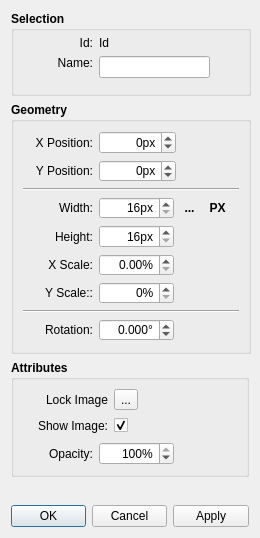
Before: the Qt Designer form src/libs/tools/image_dialog.ui in FashionFreedom/Seamly2D, drawn with Qt 5.
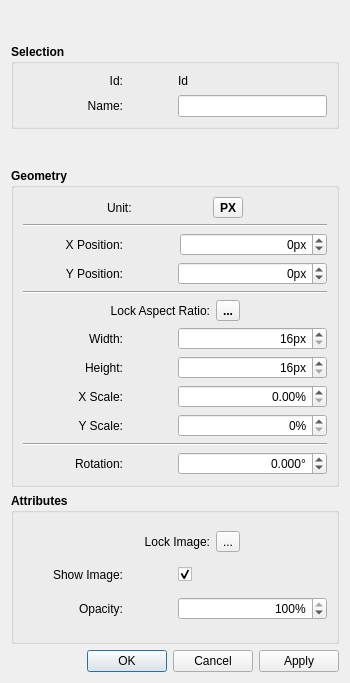
After: the same form once the commit is applied. Icons and pictures are not drawn.

Commit message: fix: new design for the image properties dialog

```diff
--- a/src/libs/tools/image_dialog.ui
+++ b/src/libs/tools/image_dialog.ui
@@ -2,18 +2,27 @@
 <ui version="4.0">
  <class>ImageDialog</class>
  <widget class="QDialog" name="ImageDialog">
+  <property name="enabled">
+   <bool>true</bool>
+  </property>
   <property name="geometry">
    <rect>
     <x>0</x>
     <y>0</y>
-    <width>260</width>
-    <height>538</height>
+    <width>350</width>
+    <height>683</height>
    </rect>
   </property>
   <property name="minimumSize">
    <size>
-    <width>260</width>
-    <height>0</height>
+    <width>350</width>
+    <height>683</height>
+   </size>
+  </property>
+  <property name="maximumSize">
+   <size>
+    <width>350</width>
+    <height>683</height>
    </size>
   </property>
   <property name="windowTitle">
@@ -23,8 +32,11 @@
    <iconset resource="../vmisc/share/resources/theme.qrc">
     <normaloff>:/icons/win.icon.theme/16x16/actions/preferences-other.png</normaloff>:/icons/win.icon.theme/16x16/actions/preferences-other.png</iconset>
   </property>
+  <property name="sizeGripEnabled">
+   <bool>false</bool>
+  </property>
   <layout class="QVBoxLayout" name="verticalLayout_3">
-   <item>
+   <item alignment="Qt::AlignVCenter">
     <widget class="QGroupBox" name="selection_GroupBox">
      <property name="sizePolicy">
       <sizepolicy hsizetype="Preferred" vsizetype="Preferred">
@@ -34,7 +46,7 @@
      </property>
      <property name="minimumSize">
       <size>
-       <width>240</width>
+       <width>328</width>
        <height>85</height>
       </size>
      </property>
@@ -52,21 +64,14 @@
      <property name="title">
       <string>Selection</string>
      </property>
-     <widget class="QWidget" name="layoutWidget">
-      <property name="geometry">
-       <rect>
-        <x>12</x>
-        <y>25</y>
-        <width>187</width>
-        <height>55</height>
-       </rect>
-      </property>
-      <layout class="QFormLayout" name="formLayout">
-       <item row="0" column="0">
+     <layout class="QVBoxLayout" name="verticalLayout_4">
+      <item>
+       <layout class="QHBoxLayout" name="horizontalLayout_17">
+        <item alignment="Qt::AlignLeft">
         <widget class="QLabel" name="id_Label">
          <property name="minimumSize">
           <size>
-           <width>70</width>
+            <width>100</width>
            <height>0</height>
           </size>
          </property>
@@ -84,8 +89,14 @@
          </property>
         </widget>
        </item>
-       <item row="0" column="1">
+        <item>
         <widget class="QLabel" name="idText_Label">
+          <property name="minimumSize">
+           <size>
+            <width>100</width>
+            <height>0</height>
+           </size>
+          </property>
          <property name="font">
           <font>
            <pointsize>9</pointsize>
@@ -97,7 +108,11 @@
          </property>
         </widget>
        </item>
-       <item row="1" column="0">
+       </layout>
+      </item>
+      <item>
+       <layout class="QHBoxLayout" name="horizontalLayout_18">
+        <item alignment="Qt::AlignLeft">
         <widget class="QLabel" name="name_Label">
          <property name="sizePolicy">
           <sizepolicy hsizetype="Preferred" vsizetype="Fixed">
@@ -107,7 +122,7 @@
          </property>
          <property name="minimumSize">
           <size>
-           <width>70</width>
+            <width>100</width>
            <height>0</height>
           </size>
          </property>
@@ -131,7 +146,7 @@
          </property>
         </widget>
        </item>
-       <item row="1" column="1">
+        <item>
         <widget class="QLineEdit" name="name_LineEdit">
          <property name="sizePolicy">
           <sizepolicy hsizetype="Preferred" vsizetype="Fixed">
@@ -148,15 +163,22 @@
         </widget>
        </item>
       </layout>
-     </widget>
+      </item>
+     </layout>
     </widget>
    </item>
    <item>
     <widget class="QGroupBox" name="geometry_GroupBox">
      <property name="minimumSize">
       <size>
-       <width>240</width>
-       <height>200</height>
+       <width>0</width>
+       <height>0</height>
+      </size>
+     </property>
+     <property name="maximumSize">
+      <size>
+       <width>16777215</width>
+       <height>16777215</height>
       </size>
      </property>
      <property name="font">
@@ -167,10 +189,115 @@
      <property name="title">
       <string>Geometry</string>
      </property>
-     <layout class="QVBoxLayout" name="verticalLayout">
+     <layout class="QVBoxLayout" name="verticalLayout" stretch="0,0,0,0,0,0,0,0,0,0,0,0">
+      <item>
+       <layout class="QHBoxLayout" name="horizontalLayout_37">
+        <item>
+         <spacer name="horizontalSpacer_3">
+          <property name="orientation">
+           <enum>Qt::Horizontal</enum>
+          </property>
+          <property name="sizeHint" stdset="0">
+           <size>
+            <width>40</width>
+            <height>20</height>
+           </size>
+          </property>
+         </spacer>
+        </item>
+        <item>
+         <widget class="QLabel" name="label_2">
+          <property name="minimumSize">
+           <size>
+            <width>100</width>
+            <height>0</height>
+           </size>
+          </property>
+          <property name="maximumSize">
+           <size>
+            <width>16777215</width>
+            <height>16777215</height>
+           </size>
+          </property>
+          <property name="font">
+           <font>
+            <pointsize>9</pointsize>
+            <bold>false</bold>
+           </font>
+          </property>
+          <property name="text">
+           <string>Unit:</string>
+          </property>
+          <property name="alignment">
+           <set>Qt::AlignLeading|Qt::AlignLeft|Qt::AlignVCenter</set>
+          </property>
+         </widget>
+        </item>
+        <item>
+         <widget class="QToolButton" name="units_ToolButton">
+          <property name="toolTip">
+           <string>Switch between px and pattern units</string>
+          </property>
+          <property name="styleSheet">
+           <string notr="true">QToolButton:checked {
+    background-color: #f0f0f0;
+}
+QToolButton:!checked {
+    background-color: #f0f0f0;
+}
+</string>
+          </property>
+          <property name="text">
+           <string>PX</string>
+          </property>
+          <property name="icon">
+           <iconset resource="../vmisc/share/resources/icon.qrc">
+            <normaloff>:/icon/32x32/units_in_on.png</normaloff>
+            <normalon>:/icon/32x32/units_px_on.png</normalon>
+            <selectedoff>:/icon/32x32/units_in_on.png</selectedoff>
+            <selectedon>:/icon/32x32/units_px_on.png</selectedon>:/icon/32x32/units_in_on.png</iconset>
+          </property>
+          <property name="iconSize">
+           <size>
+            <width>20</width>
+            <height>20</height>
+           </size>
+          </property>
+          <property name="checkable">
+           <bool>false</bool>
+          </property>
+          <property name="checked">
+           <bool>false</bool>
+          </property>
+         </widget>
+        </item>
+        <item>
+         <spacer name="horizontalSpacer_4">
+          <property name="orientation">
+           <enum>Qt::Horizontal</enum>
+          </property>
+          <property name="sizeHint" stdset="0">
+           <size>
+            <width>40</width>
+            <height>20</height>
+           </size>
+          </property>
+         </spacer>
+        </item>
+       </layout>
+      </item>
+      <item>
+       <widget class="Line" name="line_3">
+        <property name="orientation">
+         <enum>Qt::Horizontal</enum>
+        </property>
+       </widget>
+      </item>
       <item>
        <layout class="QHBoxLayout" name="horizontalLayout">
         <item>
+         <layout class="QHBoxLayout" name="horizontalLayout_20">
+          <item alignment="Qt::AlignLeft">
          <widget class="QLabel" name="xPosition_Label">
           <property name="sizePolicy">
            <sizepolicy hsizetype="Preferred" vsizetype="Preferred">
@@ -180,7 +307,7 @@
           </property>
           <property name="minimumSize">
            <size>
-            <width>70</width>
+              <width>100</width>
             <height>0</height>
            </size>
           </property>
@@ -198,6 +325,8 @@
           </property>
          </widget>
         </item>
+         </layout>
+        </item>
         <item>
          <widget class="QDoubleSpinBox" name="xPosition_DoubleSpinBox">
           <property name="minimumSize">
@@ -206,6 +335,12 @@
             <height>0</height>
            </size>
           </property>
+          <property name="maximumSize">
+           <size>
+            <width>147</width>
+            <height>26</height>
+           </size>
+          </property>
           <property name="font">
            <font>
             <bold>false</bold>
@@ -231,37 +366,13 @@
           </property>
          </widget>
         </item>
-        <item>
-         <spacer name="horizontalSpacer">
-          <property name="orientation">
-           <enum>Qt::Horizontal</enum>
-          </property>
-          <property name="sizeHint" stdset="0">
-           <size>
-            <width>13</width>
-            <height>17</height>
-           </size>
-          </property>
-         </spacer>
-        </item>
-        <item>
-         <spacer name="horizontalSpacer_9">
-          <property name="orientation">
-           <enum>Qt::Horizontal</enum>
-          </property>
-          <property name="sizeHint" stdset="0">
-           <size>
-            <width>40</width>
-            <height>20</height>
-           </size>
-          </property>
-         </spacer>
-        </item>
        </layout>
       </item>
       <item>
        <layout class="QHBoxLayout" name="horizontalLayout_2">
         <item>
+         <layout class="QHBoxLayout" name="horizontalLayout_21">
+          <item alignment="Qt::AlignLeft">
          <widget class="QLabel" name="yPosition_Label">
           <property name="sizePolicy">
            <sizepolicy hsizetype="Preferred" vsizetype="Preferred">
@@ -271,7 +382,7 @@
           </property>
           <property name="minimumSize">
            <size>
-            <width>70</width>
+              <width>100</width>
             <height>0</height>
            </size>
           </property>
@@ -289,6 +400,8 @@
           </property>
          </widget>
         </item>
+         </layout>
+        </item>
         <item>
          <widget class="QDoubleSpinBox" name="yPosition_DoubleSpinBox">
           <property name="minimumSize">
@@ -322,32 +435,6 @@
           </property>
          </widget>
         </item>
-        <item>
-         <spacer name="horizontalSpacer_2">
-          <property name="orientation">
-           <enum>Qt::Horizontal</enum>
-          </property>
-          <property name="sizeHint" stdset="0">
-           <size>
-            <width>13</width>
-            <height>17</height>
-           </size>
-          </property>
-         </spacer>
-        </item>
-        <item>
-         <spacer name="horizontalSpacer_10">
-          <property name="orientation">
-           <enum>Qt::Horizontal</enum>
-          </property>
-          <property name="sizeHint" stdset="0">
-           <size>
-            <width>40</width>
-            <height>20</height>
-           </size>
-          </property>
-         </spacer>
-        </item>
        </layout>
       </item>
       <item>
@@ -357,9 +444,106 @@
         </property>
        </widget>
       </item>
+      <item>
+       <layout class="QHBoxLayout" name="horizontalLayout_34">
+        <item>
+         <layout class="QHBoxLayout" name="horizontalLayout_40" stretch="0,0,0,0">
+          <item>
+           <spacer name="horizontalSpacer_5">
+            <property name="orientation">
+             <enum>Qt::Horizontal</enum>
+            </property>
+            <property name="sizeHint" stdset="0">
+             <size>
+              <width>40</width>
+              <height>20</height>
+             </size>
+            </property>
+           </spacer>
+          </item>
+          <item>
+           <widget class="QLabel" name="lockAspectRatio_Label">
+            <property name="minimumSize">
+             <size>
+              <width>100</width>
+              <height>0</height>
+             </size>
+            </property>
+            <property name="maximumSize">
+             <size>
+              <width>16777215</width>
+              <height>16777215</height>
+             </size>
+            </property>
+            <property name="font">
+             <font>
+              <pointsize>9</pointsize>
+              <bold>false</bold>
+             </font>
+            </property>
+            <property name="text">
+             <string>Lock Aspect Ratio:</string>
+            </property>
+            <property name="alignment">
+             <set>Qt::AlignRight|Qt::AlignTrailing|Qt::AlignVCenter</set>
+            </property>
+           </widget>
+          </item>
+          <item>
+           <widget class="QToolButton" name="aspectLocked_ToolButton">
+            <property name="toolTip">
+             <string>Lock aspect ratio</string>
+            </property>
+            <property name="styleSheet">
+             <string notr="true">QToolButton:checked {
+    background-color: #f0f0f0;
+}
+QToolButton:!checked {
+    background-color: #f0f0f0;
+}
+</string>
+            </property>
+            <property name="text">
+             <string notr="true">...</string>
+            </property>
+            <property name="icon">
+             <iconset resource="../vmisc/share/resources/icon.qrc">
+              <normaloff>:/icon/32x32/lock_off.png</normaloff>
+              <normalon>:/icon/32x32/lock_on.png</normalon>:/icon/32x32/lock_off.png</iconset>
+            </property>
+            <property name="iconSize">
+             <size>
+              <width>20</width>
+              <height>20</height>
+             </size>
+            </property>
+            <property name="checkable">
+             <bool>true</bool>
+            </property>
+           </widget>
+          </item>
+          <item>
+           <spacer name="horizontalSpacer_6">
+            <property name="orientation">
+             <enum>Qt::Horizontal</enum>
+            </property>
+            <property name="sizeHint" stdset="0">
+             <size>
+              <width>40</width>
+              <height>20</height>
+             </size>
+            </property>
+           </spacer>
+          </item>
+         </layout>
+        </item>
+       </layout>
+      </item>
       <item>
        <layout class="QHBoxLayout" name="horizontalLayout_3">
         <item>
+         <layout class="QHBoxLayout" name="horizontalLayout_22">
+          <item alignment="Qt::AlignLeft">
          <widget class="QLabel" name="width_Label">
           <property name="sizePolicy">
            <sizepolicy hsizetype="Preferred" vsizetype="Preferred">
@@ -369,7 +553,7 @@
           </property>
           <property name="minimumSize">
            <size>
-            <width>70</width>
+              <width>100</width>
             <height>0</height>
            </size>
           </property>
@@ -387,6 +571,8 @@
           </property>
          </widget>
         </item>
+         </layout>
+        </item>
         <item>
          <widget class="QDoubleSpinBox" name="width_DoubleSpinBox">
           <property name="minimumSize">
@@ -395,6 +581,12 @@
             <height>0</height>
            </size>
           </property>
+          <property name="maximumSize">
+           <size>
+            <width>66622</width>
+            <height>2288</height>
+           </size>
+          </property>
           <property name="font">
            <font>
             <bold>false</bold>
@@ -420,97 +612,13 @@
           </property>
          </widget>
         </item>
-        <item>
-         <widget class="QToolButton" name="aspectLocked_ToolButton">
-          <property name="toolTip">
-           <string>Lock aspect ratio</string>
-          </property>
-          <property name="styleSheet">
-           <string notr="true">QToolButton{
-border: none
-}
-
-QToolButton::checked{
-border: none
-}
-</string>
-          </property>
-          <property name="text">
-           <string notr="true">...</string>
-          </property>
-          <property name="icon">
-           <iconset resource="../vmisc/share/resources/icon.qrc">
-            <normaloff>:/icon/32x32/lock_off.png</normaloff>
-            <normalon>:/icon/32x32/lock_on.png</normalon>:/icon/32x32/lock_off.png</iconset>
-          </property>
-          <property name="iconSize">
-           <size>
-            <width>20</width>
-            <height>20</height>
-           </size>
-          </property>
-          <property name="checkable">
-           <bool>true</bool>
-          </property>
-         </widget>
-        </item>
-        <item>
-         <widget class="QToolButton" name="units_ToolButton">
-          <property name="toolTip">
-           <string>Switch between px and pattern units</string>
-          </property>
-          <property name="styleSheet">
-           <string notr="true">QToolButton{
-border: none
-}
-
-QToolButton::checked{
-border: none
-}
-</string>
-          </property>
-          <property name="text">
-           <string>PX</string>
-          </property>
-          <property name="icon">
-           <iconset resource="../vmisc/share/resources/icon.qrc">
-            <normaloff>:/icon/32x32/units_in_on.png</normaloff>
-            <normalon>:/icon/32x32/units_px_on.png</normalon>
-            <selectedoff>:/icon/32x32/units_in_on.png</selectedoff>
-            <selectedon>:/icon/32x32/units_px_on.png</selectedon>:/icon/32x32/units_in_on.png</iconset>
-          </property>
-          <property name="iconSize">
-           <size>
-            <width>20</width>
-            <height>20</height>
-           </size>
-          </property>
-          <property name="checkable">
-           <bool>true</bool>
-          </property>
-          <property name="checked">
-           <bool>true</bool>
-          </property>
-         </widget>
-        </item>
-        <item>
-         <spacer name="horizontalSpacer_3">
-          <property name="orientation">
-           <enum>Qt::Horizontal</enum>
-          </property>
-          <property name="sizeHint" stdset="0">
-           <size>
-            <width>40</width>
-            <height>20</height>
-           </size>
-          </property>
-         </spacer>
-        </item>
        </layout>
       </item>
       <item>
        <layout class="QHBoxLayout" name="horizontalLayout_4">
         <item>
+         <layout class="QHBoxLayout" name="horizontalLayout_24">
+          <item alignment="Qt::AlignLeft">
          <widget class="QLabel" name="height_Label">
           <property name="sizePolicy">
            <sizepolicy hsizetype="Preferred" vsizetype="Preferred">
@@ -520,7 +628,7 @@
           </property>
           <property name="minimumSize">
            <size>
-            <width>70</width>
+              <width>100</width>
             <height>0</height>
            </size>
           </property>
@@ -538,6 +646,8 @@
           </property>
          </widget>
         </item>
+         </layout>
+        </item>
         <item>
          <widget class="QDoubleSpinBox" name="height_DoubleSpinBox">
           <property name="minimumSize">
@@ -571,37 +681,13 @@
           </property>
          </widget>
         </item>
-        <item>
-         <spacer name="horizontalSpacer_4">
-          <property name="orientation">
-           <enum>Qt::Horizontal</enum>
-          </property>
-          <property name="sizeHint" stdset="0">
-           <size>
-            <width>40</width>
-            <height>20</height>
-           </size>
-          </property>
-         </spacer>
-        </item>
-        <item>
-         <spacer name="horizontalSpacer_11">
-          <property name="orientation">
-           <enum>Qt::Horizontal</enum>
-          </property>
-          <property name="sizeHint" stdset="0">
-           <size>
-            <width>40</width>
-            <height>20</height>
-           </size>
-          </property>
-         </spacer>
-        </item>
        </layout>
       </item>
       <item>
        <layout class="QHBoxLayout" name="horizontalLayout_5">
         <item>
+         <layout class="QHBoxLayout" name="horizontalLayout_25">
+          <item alignment="Qt::AlignLeft">
          <widget class="QLabel" name="xScale_Label">
           <property name="sizePolicy">
            <sizepolicy hsizetype="Preferred" vsizetype="Preferred">
@@ -611,7 +697,7 @@
           </property>
           <property name="minimumSize">
            <size>
-            <width>70</width>
+              <width>100</width>
             <height>0</height>
            </size>
           </property>
@@ -629,6 +715,8 @@
           </property>
          </widget>
         </item>
+         </layout>
+        </item>
         <item>
          <widget class="QDoubleSpinBox" name="xScale_DoubleSpinBox">
           <property name="minimumSize">
@@ -659,37 +747,13 @@
           </property>
          </widget>
         </item>
-        <item>
-         <spacer name="horizontalSpacer_5">
-          <property name="orientation">
-           <enum>Qt::Horizontal</enum>
-          </property>
-          <property name="sizeHint" stdset="0">
-           <size>
-            <width>40</width>
-            <height>20</height>
-           </size>
-          </property>
-         </spacer>
-        </item>
-        <item>
-         <spacer name="horizontalSpacer_12">
-          <property name="orientation">
-           <enum>Qt::Horizontal</enum>
-          </property>
-          <property name="sizeHint" stdset="0">
-           <size>
-            <width>40</width>
-            <height>20</height>
-           </size>
-          </property>
-         </spacer>
-        </item>
        </layout>
       </item>
       <item>
        <layout class="QHBoxLayout" name="horizontalLayout_6">
         <item>
+         <layout class="QHBoxLayout" name="horizontalLayout_26">
+          <item alignment="Qt::AlignLeft">
          <widget class="QLabel" name="yScale_Label">
           <property name="sizePolicy">
            <sizepolicy hsizetype="Preferred" vsizetype="Preferred">
@@ -699,7 +763,7 @@
           </property>
           <property name="minimumSize">
            <size>
-            <width>70</width>
+              <width>100</width>
             <height>0</height>
            </size>
           </property>
@@ -710,12 +774,14 @@
            </font>
           </property>
           <property name="text">
-           <string>Y Scale::</string>
+             <string>Y Scale:</string>
           </property>
           <property name="alignment">
            <set>Qt::AlignRight|Qt::AlignTrailing|Qt::AlignVCenter</set>
           </property>
          </widget>
+          </item>
+         </layout>
         </item>
         <item>
          <widget class="QDoubleSpinBox" name="yScale_DoubleSpinBox">
@@ -744,32 +810,6 @@
           </property>
          </widget>
         </item>
-        <item>
-         <spacer name="horizontalSpacer_6">
-          <property name="orientation">
-           <enum>Qt::Horizontal</enum>
-          </property>
-          <property name="sizeHint" stdset="0">
-           <size>
-            <width>40</width>
-            <height>20</height>
-           </size>
-          </property>
-         </spacer>
-        </item>
-        <item>
-         <spacer name="horizontalSpacer_13">
-          <property name="orientation">
-           <enum>Qt::Horizontal</enum>
-          </property>
-          <property name="sizeHint" stdset="0">
-           <size>
-            <width>40</width>
-            <height>20</height>
-           </size>
-          </property>
-         </spacer>
-        </item>
        </layout>
       </item>
       <item>
@@ -782,6 +822,8 @@
       <item>
        <layout class="QHBoxLayout" name="horizontalLayout_7">
         <item>
+         <layout class="QHBoxLayout" name="horizontalLayout_27">
+          <item alignment="Qt::AlignLeft">
          <widget class="QLabel" name="rotation_Label_7">
           <property name="sizePolicy">
            <sizepolicy hsizetype="Preferred" vsizetype="Preferred">
@@ -791,7 +833,7 @@
           </property>
           <property name="minimumSize">
            <size>
-            <width>70</width>
+              <width>100</width>
             <height>0</height>
            </size>
           </property>
@@ -809,6 +851,8 @@
           </property>
          </widget>
         </item>
+         </layout>
+        </item>
         <item>
          <widget class="QDoubleSpinBox" name="rotation_DoubleSpinBox">
           <property name="minimumSize">
@@ -845,32 +889,6 @@
           </property>
          </widget>
         </item>
-        <item>
-         <spacer name="horizontalSpacer_7">
-          <property name="orientation">
-           <enum>Qt::Horizontal</enum>
-          </property>
-          <property name="sizeHint" stdset="0">
-           <size>
-            <width>40</width>
-            <height>20</height>
-           </size>
-          </property>
-         </spacer>
-        </item>
-        <item>
-         <spacer name="horizontalSpacer_14">
-          <property name="orientation">
-           <enum>Qt::Horizontal</enum>
-          </property>
-          <property name="sizeHint" stdset="0">
-           <size>
-            <width>40</width>
-            <height>20</height>
-           </size>
-          </property>
-         </spacer>
-        </item>
        </layout>
       </item>
      </layout>
@@ -890,10 +908,25 @@
       <item>
        <layout class="QHBoxLayout" name="horizontalLayout_9">
         <item>
+         <layout class="QHBoxLayout" name="horizontalLayout_29">
+          <item>
+           <spacer name="horizontalSpacer">
+            <property name="orientation">
+             <enum>Qt::Horizontal</enum>
+            </property>
+            <property name="sizeHint" stdset="0">
+             <size>
+              <width>40</width>
+              <height>20</height>
+             </size>
+            </property>
+           </spacer>
+          </item>
+          <item alignment="Qt::AlignRight">
          <widget class="QLabel" name="lockImage_Label">
           <property name="minimumSize">
            <size>
-            <width>85</width>
+              <width>100</width>
             <height>0</height>
            </size>
           </property>
@@ -904,14 +937,14 @@
            </font>
           </property>
           <property name="text">
-           <string>Lock Image</string>
+             <string>Lock Image:</string>
           </property>
           <property name="alignment">
            <set>Qt::AlignRight|Qt::AlignTrailing|Qt::AlignVCenter</set>
           </property>
          </widget>
         </item>
-        <item>
+          <item alignment="Qt::AlignLeft">
          <widget class="QToolButton" name="lockImage_ToolButton">
           <property name="font">
            <font>
@@ -944,7 +977,7 @@
          </widget>
         </item>
         <item>
-         <spacer name="horizontalSpacer_16">
+           <spacer name="horizontalSpacer_2">
           <property name="orientation">
            <enum>Qt::Horizontal</enum>
           </property>
@@ -955,16 +988,18 @@
            </size>
           </property>
          </spacer>
+          </item>
+         </layout>
         </item>
        </layout>
       </item>
       <item>
        <layout class="QHBoxLayout" name="horizontalLayout_10">
-        <item>
+        <item alignment="Qt::AlignLeft">
          <widget class="QLabel" name="showLabel_Label">
           <property name="minimumSize">
            <size>
-            <width>85</width>
+            <width>100</width>
             <height>0</height>
            </size>
           </property>
@@ -1002,24 +1037,13 @@
           </property>
          </widget>
         </item>
-        <item>
-         <spacer name="horizontalSpacer_17">
-          <property name="orientation">
-           <enum>Qt::Horizontal</enum>
-          </property>
-          <property name="sizeHint" stdset="0">
-           <size>
-            <width>40</width>
-            <height>20</height>
-           </size>
-          </property>
-         </spacer>
-        </item>
        </layout>
       </item>
       <item>
        <layout class="QHBoxLayout" name="horizontalLayout_8">
         <item>
+         <layout class="QHBoxLayout" name="horizontalLayout_30">
+          <item alignment="Qt::AlignLeft">
          <widget class="QLabel" name="opacity_Label">
           <property name="sizePolicy">
            <sizepolicy hsizetype="Preferred" vsizetype="Preferred">
@@ -1029,7 +1053,7 @@
           </property>
           <property name="minimumSize">
            <size>
-            <width>70</width>
+              <width>100</width>
             <height>0</height>
            </size>
           </property>
@@ -1047,6 +1071,8 @@
           </property>
          </widget>
         </item>
+         </layout>
+        </item>
         <item>
          <widget class="QDoubleSpinBox" name="opacity_DoubleSpinBox">
           <property name="minimumSize">
@@ -1077,50 +1103,11 @@
           </property>
          </widget>
         </item>
-        <item>
-         <spacer name="horizontalSpacer_8">
-          <property name="orientation">
-           <enum>Qt::Horizontal</enum>
-          </property>
-          <property name="sizeHint" stdset="0">
-           <size>
-            <width>40</width>
-            <height>20</height>
-           </size>
-          </property>
-         </spacer>
-        </item>
-        <item>
-         <spacer name="horizontalSpacer_15">
-          <property name="orientation">
-           <enum>Qt::Horizontal</enum>
-          </property>
-          <property name="sizeHint" stdset="0">
-           <size>
-            <width>40</width>
-            <height>20</height>
-           </size>
-          </property>
-         </spacer>
-        </item>
        </layout>
       </item>
      </layout>
     </widget>
    </item>
-   <item>
-    <spacer name="verticalSpacer">
-     <property name="orientation">
-      <enum>Qt::Vertical</enum>
-     </property>
-     <property name="sizeHint" stdset="0">
-      <size>
-       <width>20</width>
-       <height>26</height>
-      </size>
-     </property>
-    </spacer>
-   </item>
    <item>
     <widget class="QDialogButtonBox" name="buttonBox">
      <property name="orientation">
```
Lines whose indentation alone changed are shown as unchanged.
